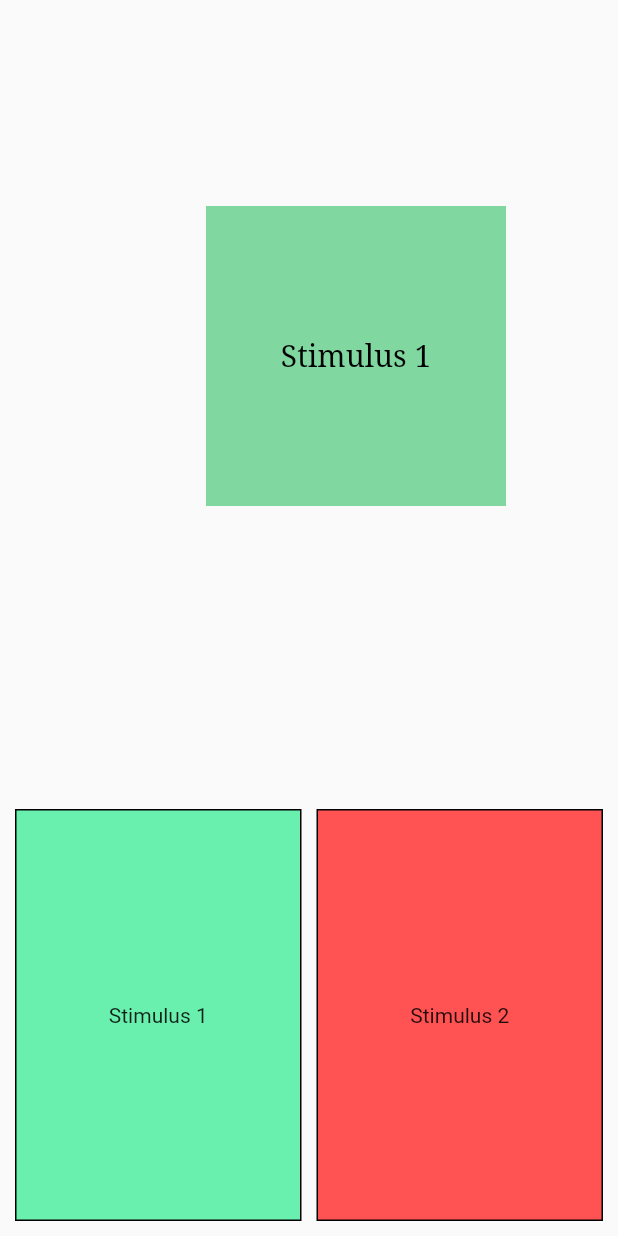
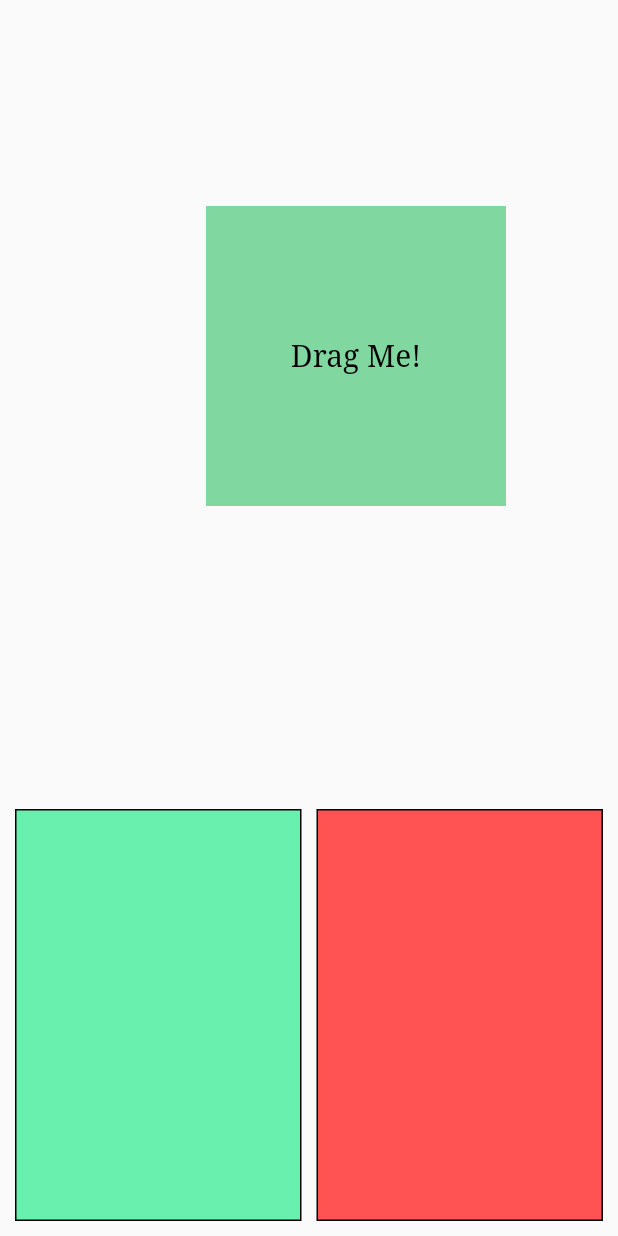
Before and after one commit to miyamot0/honiden, a Flutter app: the screen it shows after launch, on a phone screen of 412 x 824 dp. Run offline on Flutter 3.47's test engine with Material 2 defaults, Android fonts, the phone set to English and light mode, and no system bars.

```diff
--- a/lib/Controls/TwoPanelField.dart
+++ b/lib/Controls/TwoPanelField.dart
@@ -4,13 +4,9 @@ import '../Views/FieldDraggable.dart';
 import '../Views/FieldDropTarget.dart';
 
 class TwoPanelField extends StatefulWidget {
-  final String correctAnswer, wrongAnswer;
-
   const TwoPanelField(
   {
     Key key,
-    this.correctAnswer,
-    this.wrongAnswer
   }) : super(key: key);
 
   @override
@@ -21,11 +17,11 @@ class TwoPanelFieldState extends State<TwoPanelField> {
   MediaQueryData mediaData;
   double iconWidth = 100.0;
 
-  static final Color colorRed = Colors.redAccent;
-  static final Color colorGreen = Colors.greenAccent;
-  static final Color colorLerp = Color.lerp(colorGreen, colorRed, 0.15);
+  static final Color colorCorrect = Colors.greenAccent;
+  static final Color colorFoil = Colors.redAccent;
+  static final Color colorLerp = Color.lerp(colorCorrect, colorFoil, 0.15);
 
-  void onWidgetDropped(String output) {
+  void onWidgetDropped(bool output) {
     print("onWidgetDropped(): $output");
 
     showDialog(
@@ -34,7 +30,7 @@ class TwoPanelFieldState extends State<TwoPanelField> {
         return AlertDialog(
           title: Text("Response"),
           content: Text(
-            output == widget.correctAnswer ? "Correct Response" : "Incorrect Response"
+            output ? "Correct Response" : "Incorrect Response"
           ),
         );
       }
@@ -53,7 +49,6 @@ class TwoPanelFieldState extends State<TwoPanelField> {
       body: Stack(
         children: <Widget>[
           FieldDraggable(
-            content: widget.correctAnswer,
             initialColor: colorLerp,
             initialOffset: Offset(
               (mediaData.size.width / 2) -  (iconWidth / 2),
@@ -61,15 +56,15 @@ class TwoPanelFieldState extends State<TwoPanelField> {
             ),
           ),
           FieldDropWidget(
-            entry: widget.correctAnswer,
-            initialColor: colorGreen,
+            initialColor: colorCorrect,
             isLeftPortion: true,
+            isCorrect: true,
             callbackDropped: onWidgetDropped,
           ),
           FieldDropWidget(
-            entry: widget.wrongAnswer,
-            initialColor: colorRed,
+            initialColor: colorFoil,
             isLeftPortion: false,
+            isCorrect: false,
             callbackDropped: onWidgetDropped,
           ),
         ],
--- a/lib/Views/FieldDraggable.dart
+++ b/lib/Views/FieldDraggable.dart
@@ -2,24 +2,20 @@ import 'package:flutter/material.dart';
 
 class FieldDraggable extends StatefulWidget {
   final Offset initialOffset;
-  final String content;
   final Color initialColor;
 
   const FieldDraggable(
   {
     Key key,
     this.initialOffset,
-    this.content,
     this.initialColor,
   }) : super(key: key);
 
   @override
-  FieldDraggableState createState() => FieldDraggableState(content);
+  FieldDraggableState createState() => FieldDraggableState();
 }
 
 class FieldDraggableState extends State<FieldDraggable> {
-  final String content;
-
   Offset offset = Offset(0.0, 0.0);
 
   static const defaultStyle = const TextStyle(
@@ -29,8 +25,6 @@ class FieldDraggableState extends State<FieldDraggable> {
     fontWeight: FontWeight.normal,
     fontFamily: "serif",
     fontSize: 20.0);
-
-  FieldDraggableState(this.content);
 
   @override
   void initState() {
@@ -45,7 +39,7 @@ class FieldDraggableState extends State<FieldDraggable> {
       top: offset.dy,
       left: offset.dx,
       child: Draggable(
-        data: widget.content,
+        data: true,
         maxSimultaneousDrags: 1,
         child: Container(
           width: 200.0,
@@ -53,7 +47,7 @@ class FieldDraggableState extends State<FieldDraggable> {
           color: widget.initialColor,
           child: Center(
             child: Text(
-              widget.content,
+              "Drag Me!",
               style: defaultStyle,
             ),
           ),
@@ -64,7 +58,7 @@ class FieldDraggableState extends State<FieldDraggable> {
           color: widget.initialColor,
           child: Center(
             child: Text(
-              widget.content,
+              "Drag Me!",
               style: defaultStyle,
             ),
           ),
--- a/lib/Views/FieldDropTarget.dart
+++ b/lib/Views/FieldDropTarget.dart
@@ -1,19 +1,19 @@
 import 'package:flutter/material.dart';
 
 class FieldDropWidget extends StatefulWidget {
-  final String entry;
   final bool isLeftPortion;
   final Function callbackDropped;
   final Color initialColor;
+  final bool isCorrect;
 
   final GlobalKey<FieldDropWidgetState> stateKey = GlobalKey<FieldDropWidgetState>();
 
   FieldDropWidget({
     Key key,
-    @required this.entry,
     @required this.isLeftPortion,
     @required this.callbackDropped,
     @required this.initialColor,
+    @required this.isCorrect,
   }) : super(key: key);
 
   @override
@@ -49,13 +49,13 @@ class FieldDropWidgetState extends State<FieldDropWidget> {
               )
             ),
             child: Center(
-              child: Text(widget.entry),
+              child: Text(""),
             ),
           );
         },
         onWillAccept: (value) => collectedData == null,
-        onAccept: (String data) {
-          widget.callbackDropped(widget.entry);
+        onAccept: (bool data) {
+          widget.callbackDropped(widget.isCorrect);
         },
         onLeave: (value) => setState(() {
           //currentColor = Colors.transparent;
--- a/lib/main.dart
+++ b/lib/main.dart
@@ -4,9 +4,6 @@ import 'Controls/TwoPanelField.dart';
 void main() => runApp(new MyApp());
 
 class MyApp extends StatelessWidget {
-  final String correctAnswer = "Stimulus 1";
-  final String wrongAnswer = "Stimulus 2";
-
   @override
   Widget build(BuildContext context) {
     return new MaterialApp(
@@ -14,10 +11,7 @@ class MyApp extends StatelessWidget {
       theme: new ThemeData(
         primarySwatch: Colors.blue,
       ),
-      home: TwoPanelField(
-        correctAnswer: correctAnswer,
-        wrongAnswer: wrongAnswer,
-      ),
+      home: TwoPanelField(),
     );
   }
 }
```
